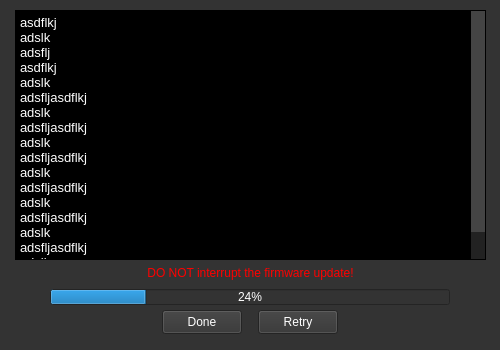
Muse-Kinetics/kmi_midi_device_manager, file fwupdate/fwupdate.ui: the form before one commit.
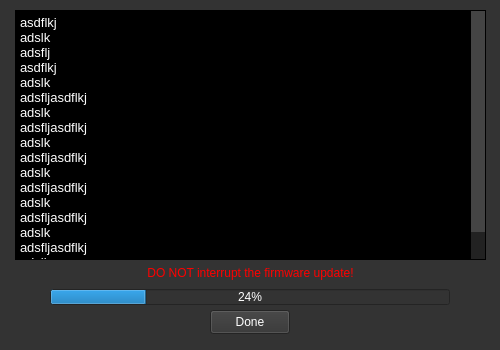
The form after the commit.

```diff
--- a/fwupdate/fwupdate.ui
+++ b/fwupdate/fwupdate.ui
@@ -218,7 +218,7 @@
     <widget class="QPushButton" name="butt_done">
      <property name="geometry">
       <rect>
-       <x>162</x>
+       <x>210</x>
        <y>310</y>
        <width>80</width>
        <height>24</height>
@@ -247,19 +247,6 @@
       <set>Qt::AlignCenter</set>
      </property>
     </widget>
-    <widget class="QPushButton" name="butt_retry">
-     <property name="geometry">
-      <rect>
-       <x>258</x>
-       <y>310</y>
-       <width>80</width>
-       <height>24</height>
-      </rect>
-     </property>
-     <property name="text">
-      <string>Retry</string>
-     </property>
-    </widget>
    </widget>
   </widget>
  </widget>
```
